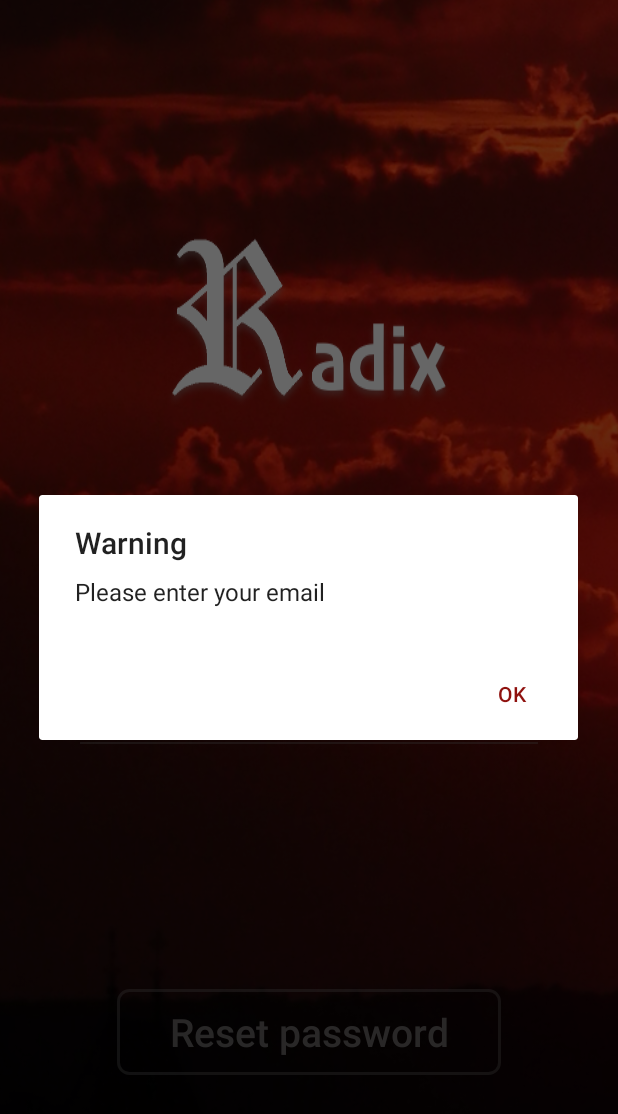
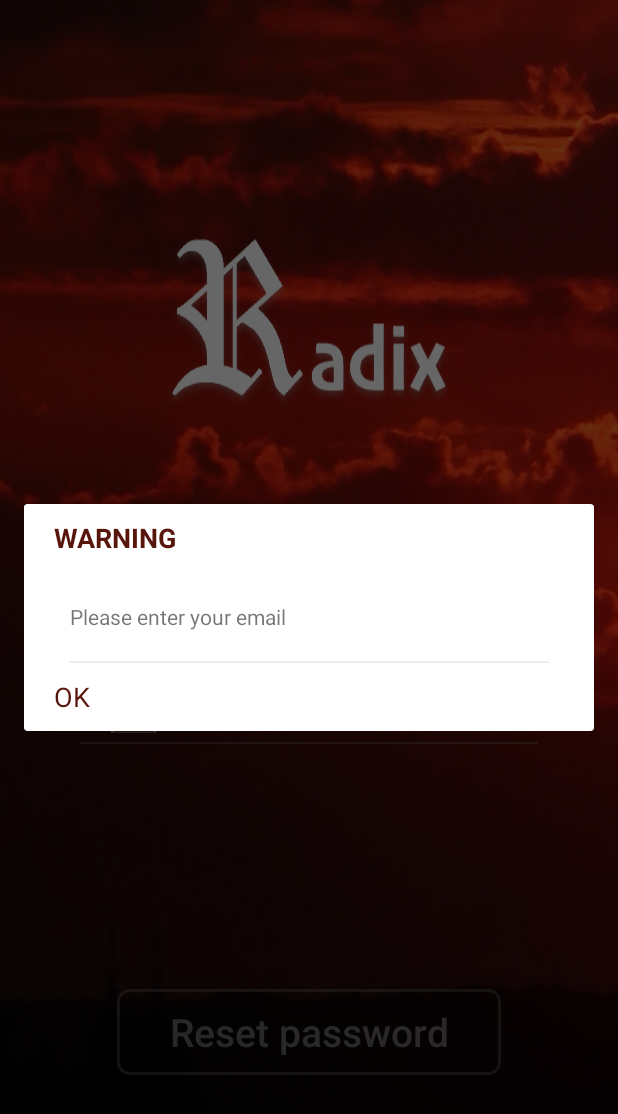
Before and after one commit to bellinda/RadixApp, an Android app: the ForgotPassActivity screen opened directly, with no data from a screen before it, after a tap on "Reset password", on a phone screen of 412 x 824 dp. Shown: the top 1114 px of the screen. Run offline under Robolectric (Android 15) with nearby library versions, the phone set to English and light mode, and no system bars.

Commit message:
hanged the layout of the dialogs
Signed-off-by: bellinda <gabriela.angelova@fdiba.tu-sofia.bg>

```diff
--- a/app/src/main/java/com/angelova/w510/radixapp/ForgotPassActivity.java
+++ b/app/src/main/java/com/angelova/w510/radixapp/ForgotPassActivity.java
@@ -9,6 +9,7 @@ import android.view.View;
 import android.widget.Button;
 import android.widget.EditText;
 
+import com.angelova.w510.radixapp.dialogs.WarnDialog;
 import com.angelova.w510.radixapp.tasks.ResetPasswordTask;
 
 import org.json.JSONObject;
@@ -43,31 +44,24 @@ public class ForgotPassActivity extends AppCompatActivity {
     }
 
     private void showAlertDialogNow(String message, String title) {
-        AlertDialog.Builder builder = new AlertDialog.Builder(ForgotPassActivity.this);
-        builder.setMessage(message).setTitle(title);
-        builder.setPositiveButton("OK", new DialogInterface.OnClickListener() {
-            public void onClick(DialogInterface dialog, int id) {
-                dialog.dismiss();
+        WarnDialog warning = new WarnDialog(this, title, message, new WarnDialog.DialogClickListener() {
+            @Override
+            public void onClick() {
             }
         });
-        AlertDialog dialog = builder.create();
-        dialog.show();
+        warning.show();
     }
 
     public void handleSuccessfulPasswordReset(JSONObject receivedData) {
-        AlertDialog.Builder builder = new AlertDialog.Builder(ForgotPassActivity.this);
-        builder.setMessage("Please check your email for your new password").setTitle("Reset password");
-        builder.setPositiveButton("OK", new DialogInterface.OnClickListener() {
-            public void onClick(DialogInterface dialog, int id) {
-                dialog.dismiss();
-
+        final WarnDialog warning = new WarnDialog(this, "Reset password", "Please check your email for your new password", new WarnDialog.DialogClickListener() {
+            @Override
+            public void onClick() {
                 Intent i = new Intent(ForgotPassActivity.this, LoginActivity.class);
                 i.setFlags(Intent.FLAG_ACTIVITY_REORDER_TO_FRONT);
                 startActivity(i);
             }
         });
-        AlertDialog dialog = builder.create();
-        dialog.show();
+        warning.show();
     }
 
     public void showErrorMessage(String errorMsg) {
--- /dev/null
+++ b/app/src/main/java/com/angelova/w510/radixapp/dialogs/WarnDialog.java
@@ -0,0 +1,58 @@
+package com.angelova.w510.radixapp.dialogs;
+
+import android.app.Activity;
+import android.app.Dialog;
+import android.os.Bundle;
+import android.view.View;
+import android.widget.TextView;
+
+import com.angelova.w510.radixapp.R;
+
+/**
+ * Created by W510 on 28.1.2018 г..
+ */
+
+public class WarnDialog extends Dialog {
+
+    private Activity activity;
+    private TextView titleView;
+    private TextView messageView;
+    private TextView okButton;
+    private String title;
+    private String message;
+    private DialogClickListener listener;
+
+    public interface DialogClickListener {
+        void onClick();
+    }
+
+    public WarnDialog(Activity activity, String title, String message, DialogClickListener onClickListener) {
+        super(activity);
+        this.activity = activity;
+        this.title = title;
+        this.message = message;
+        this.listener = onClickListener;
+    }
+
+    @Override
+    protected void onCreate(Bundle savedInstanceState) {
+        super.onCreate(savedInstanceState);
+        setContentView(R.layout.dialog_warn);
+
+        titleView = (TextView) findViewById(R.id.title_view);
+        messageView = (TextView) findViewById(R.id.message_view);
+        okButton = (TextView) findViewById(R.id.ok_button);
+
+        titleView.setText(title);
+        messageView.setText(message);
+        okButton.setOnClickListener(new View.OnClickListener() {
+            @Override
+            public void onClick(View v) {
+                dismiss();
+                if(listener != null) {
+                    listener.onClick();
+                }
+            }
+        });
+    }
+}
--- /dev/null
+++ b/app/src/main/res/layout/dialog_warn.xml
@@ -0,0 +1,96 @@
+<?xml version="1.0" encoding="utf-8"?>
+<android.support.constraint.ConstraintLayout xmlns:android="http://schemas.android.com/apk/res/android"
+    xmlns:tools="http://schemas.android.com/tools"
+    android:layout_width="match_parent"
+    android:layout_height="wrap_content"
+    android:layout_gravity="center"
+    xmlns:app="http://schemas.android.com/apk/res-auto"
+    android:layout_marginLeft="20dp"
+    android:layout_marginStart="20dp"
+    android:layout_marginRight="20dp"
+    android:layout_marginEnd="20dp">
+
+    <android.support.constraint.Guideline
+        android:layout_width="0dp"
+        android:layout_height="1dp"
+        app:layout_constraintGuide_percent="0.2"
+        android:id="@+id/guideline_left"
+        android:orientation="vertical"
+        tools:layout_editor_absoluteY="0dp"
+        tools:layout_editor_absoluteX="58dp" />
+
+    <android.support.constraint.Guideline
+        android:layout_width="0dp"
+        android:layout_height="1dp"
+        app:layout_constraintGuide_percent="0.8"
+        android:id="@+id/guideline_right"
+        android:orientation="vertical"
+        tools:layout_editor_absoluteY="0dp"
+        tools:layout_editor_absoluteX="327dp" />
+
+    <!--<LinearLayout-->
+    <!--android:layout_width="fill_parent"-->
+    <!--android:layout_height="wrap_content"-->
+    <!--app:layout_constraintLeft_toLeftOf="@+id/guideline_left"-->
+    <!--app:layout_constraintRight_toRightOf="@+id/guideline_right"-->
+    <!--android:orientation="vertical">-->
+
+    <TextView
+        android:layout_width="fill_parent"
+        android:layout_height="@dimen/input_field_height"
+        android:id="@+id/title_view"
+        tools:text="Sent successfully"
+        android:textSize="@dimen/warn_dialog_title_text_size"
+        android:textColor="@color/colorPrimaryDark"
+        android:gravity="center"
+        android:layout_gravity="center"
+        android:textStyle="bold"
+        android:textAllCaps="true"
+        app:layout_constraintLeft_toLeftOf="@+id/guideline_left"
+        app:layout_constraintRight_toLeftOf="@+id/guideline_right"/>
+
+    <TextView
+        android:layout_width="fill_parent"
+        android:layout_height="wrap_content"
+        android:id="@+id/message_view"
+        tools:text="Your document is sent successfully"
+        android:gravity="center"
+        app:layout_constraintLeft_toLeftOf="@+id/guideline_left"
+        app:layout_constraintRight_toRightOf="@+id/guideline_right"
+        app:layout_constraintTop_toBottomOf="@id/title_view"
+        android:layout_marginTop="20dp"
+        android:layout_marginLeft="10dp"
+        android:layout_marginStart="10dp"
+        android:layout_marginRight="10dp"
+        android:layout_marginEnd="10dp"/>
+
+    <View
+        android:layout_width="fill_parent"
+        android:layout_height="1dp"
+        android:background="#10000000"
+        android:elevation="1dp"
+        android:id="@+id/divider"
+        app:layout_constraintTop_toBottomOf="@+id/message_view"
+        app:layout_constraintLeft_toLeftOf="@+id/guideline_left"
+        app:layout_constraintRight_toRightOf="@+id/guideline_right"
+        android:layout_marginTop="20dp"
+        android:layout_marginLeft="10dp"
+        android:layout_marginStart="10dp"
+        android:layout_marginRight="10dp"
+        android:layout_marginEnd="10dp"/>
+
+    <TextView
+        android:layout_width="fill_parent"
+        android:layout_height="@dimen/warn_dialog_button_height"
+        android:text="OK"
+        android:gravity="center"
+        android:textSize="@dimen/warn_dialog_buttons_text_size"
+        android:textColor="@color/colorPrimaryDark"
+        android:id="@+id/ok_button"
+        app:layout_constraintLeft_toLeftOf="@+id/guideline_left"
+        app:layout_constraintRight_toRightOf="@+id/guideline_right"
+        app:layout_constraintTop_toBottomOf="@+id/divider" />
+
+    <!--</LinearLayout>-->
+
+</android.support.constraint.ConstraintLayout>
--- a/app/src/main/res/values/dimens.xml
+++ b/app/src/main/res/values/dimens.xml
@@ -4,4 +4,8 @@
     <dimen name="login_btn_title_size">26sp</dimen>
     <dimen name="activity_title_size">22sp</dimen>
     <dimen name="labels_text_size">18sp</dimen>
+    <dimen name="input_field_height">45dp</dimen>
+    <dimen name="warn_dialog_button_height">45dp</dimen>
+    <dimen name="warn_dialog_buttons_text_size">18sp</dimen>
+    <dimen name="warn_dialog_title_text_size">18sp</dimen>
 </resources>
```
Also changed, not shown: app/src/main/java/com/angelova/w510/radixapp/LoginActivity.java (+5 -7 lines), app/src/main/java/com/angelova/w510/radixapp/RegisterActivity.java (+9 -15 lines), app/src/main/java/com/angelova/w510/radixapp/ResetPasswordActivity.java (+9 -15 lines), app/src/main/java/com/angelova/w510/radixapp/menuItems/OfferActivity.java (+9 -16 lines).
